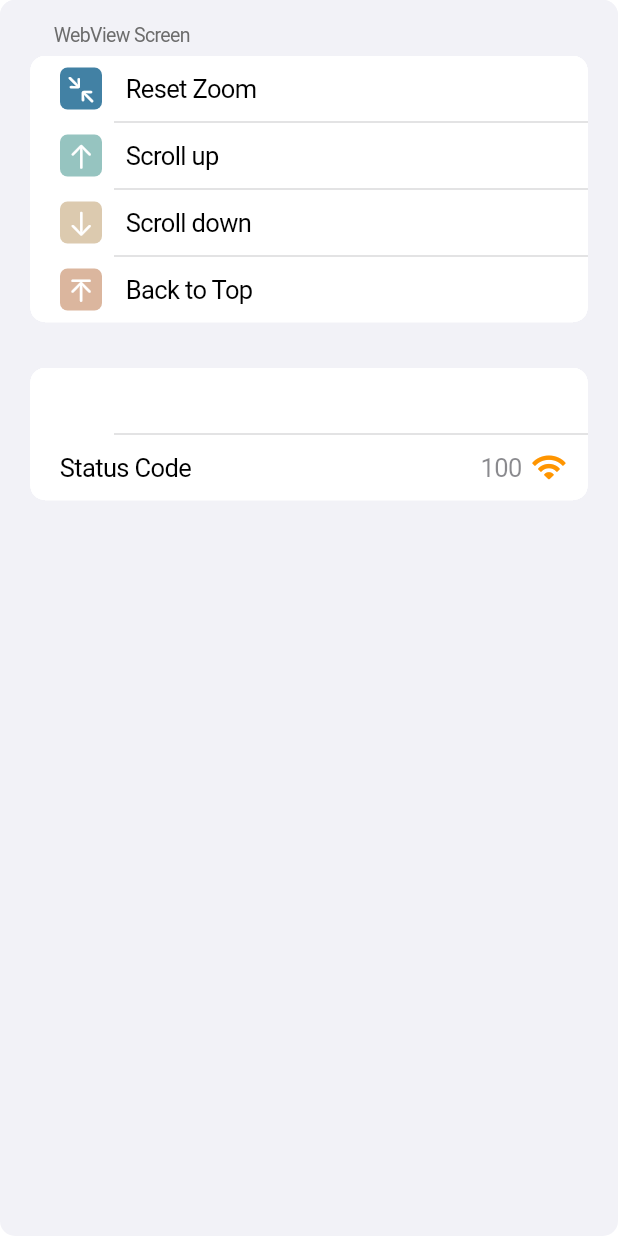
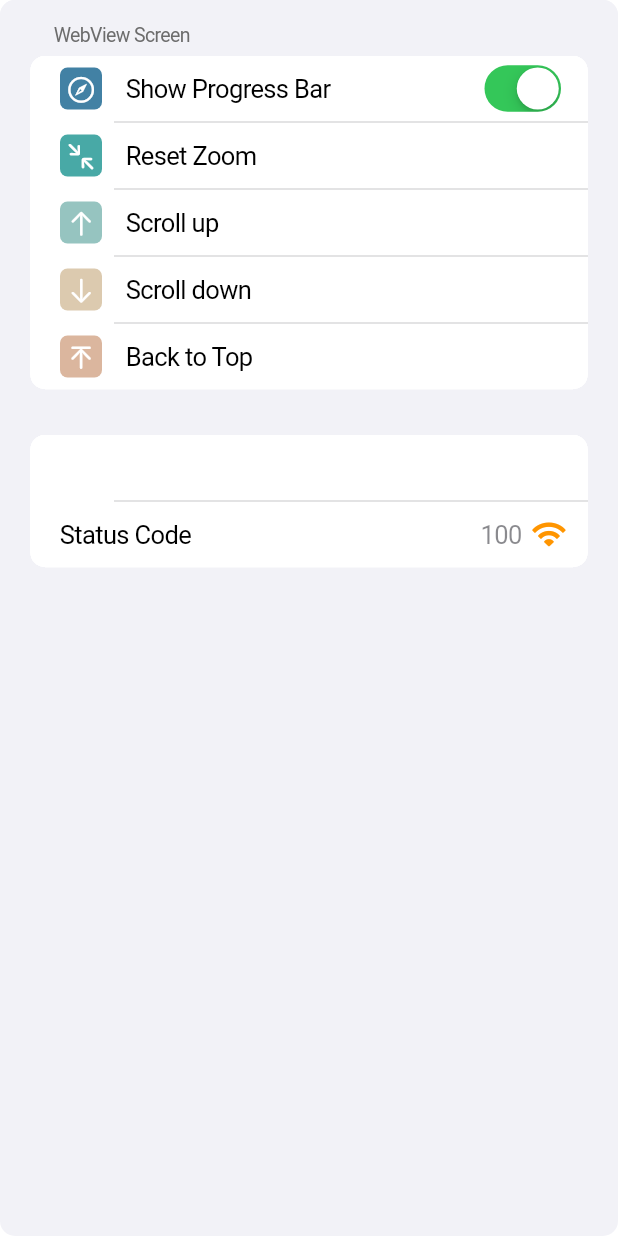
Before and after one commit to andychucs/conning_tower, a Flutter app: the WebInfoPage screen opened directly, on a phone screen of 412 x 824 dp. Run offline on Flutter 3.47's test engine with Material 3 defaults, Android fonts, the phone set to English and light mode, and no system bars; drawn by our look-alikes of toastification; our stand-ins replace auto_size_text, carousel_slider, csv, device_info_plus, easy_debounce, file_picker and 22 more; missing offline and left inert: flutter_inappwebview, photo_manager, pointer_interceptor, pull_down_button, rank_icons; accounts and stored records are empty; generated files the repository leaves out were written again; network calls fail; statements that could not run were skipped.

Commit message:
feat: add webview progress bar settings

```diff
--- a/lib/l10n/intl_en.arb
+++ b/lib/l10n/intl_en.arb
@@ -502,6 +502,8 @@
   "@SettingsReset": {},
   "SettingsScreenOrientation": "Change Screen Orientation",
   "@SettingsScreenOrientation": {},
+  "SettingsShouldShowWebViewProgressBar": "Show Progress Bar",
+  "@SettingsShouldShowWebViewProgressBar": {},
   "ShipData": "Ship Data",
   "@ShipData": {},
   "ShortTextAll": "All",
--- a/lib/l10n/intl_ja.arb
+++ b/lib/l10n/intl_ja.arb
@@ -502,6 +502,8 @@
   "@SettingsReset": {},
   "SettingsScreenOrientation": "画面の向きを設定する",
   "@SettingsScreenOrientation": {},
+  "SettingsShouldShowWebViewProgressBar": "進捗バーを表示する",
+  "@SettingsShouldShowWebViewProgressBar": {},
   "ShipData": "艦船データ",
   "@ShipData": {},
   "ShortTextAll": "全",
--- a/lib/l10n/intl_zh_Hans.arb
+++ b/lib/l10n/intl_zh_Hans.arb
@@ -502,6 +502,8 @@
   "@SettingsReset": {},
   "SettingsScreenOrientation": "屏幕方向设置",
   "@SettingsScreenOrientation": {},
+  "SettingsShouldShowWebViewProgressBar": "显示进度条",
+  "@SettingsShouldShowWebViewProgressBar": {},
   "ShipData": "舰船数据",
   "@ShipData": {},
   "ShortTextAll": "全",
--- a/lib/l10n/intl_zh_Hant.arb
+++ b/lib/l10n/intl_zh_Hant.arb
@@ -502,6 +502,8 @@
   "@SettingsReset": {},
   "SettingsScreenOrientation": "屏幕方向設置",
   "@SettingsScreenOrientation": {},
+  "SettingsShouldShowWebViewProgressBar": "顯示進度條",
+  "@SettingsShouldShowWebViewProgressBar": {},
   "ShipData": "艦艇資料",
   "@ShipData": {},
   "ShortTextAll": "全",
--- a/lib/pages/dashboard_pages/web_info_page.dart
+++ b/lib/pages/dashboard_pages/web_info_page.dart
@@ -65,9 +65,21 @@ class _WebInfoState extends ConsumerState<WebInfoPage> {
                         S.of(context).ToolTitleGameScreen),
                     children: [
                       CupertinoListTile(
+                        title: Text(S.of(context).SettingsShouldShowWebViewProgressBar),
+                        leading: const DummyIcon(
+                            color: AppColor.cerulean,
+                            icon: CupertinoIcons.compass),
+                        trailing: CupertinoSwitch(
+                            value: ref.watch(settingsProvider).webViewProgressBar,
+                            onChanged: (value) async {
+                              HapticFeedback.heavyImpact();
+                              ref.watch(settingsProvider.notifier).setBool("webViewProgressBar", value);
+                            }),
+                      ),
+                      CupertinoListTile(
                         title: Text(S.of(context).TextResetZoom),
                         leading: const DummyIcon(
-                            color: AppColor.cerulean,
+                            color: AppColor.verdigris,
                             icon:
                                 CupertinoIcons.arrow_down_right_arrow_up_left),
                         onTap: () async {
--- a/lib/pages/webview.dart
+++ b/lib/pages/webview.dart
@@ -140,7 +140,7 @@ class AppWebViewState extends ConsumerState<AppWebView> {
                 // print(response);
               },
             ),
-            progress < 1.0
+            progress < 1.0 && settings.webViewProgressBar
                 ? LinearProgressIndicator(
                     value: progress,
                     color: CupertinoColors.systemBlue.resolveFrom(context),
--- a/lib/providers/generatable/settings_provider.dart
+++ b/lib/providers/generatable/settings_provider.dart
@@ -27,6 +27,7 @@ class SettingsState with _$SettingsState {
     required int kancolleListenerType,
     required bool kancolleAutoScrollDownOnLoad,
     required bool useHttpForKancolle,
+    required bool webViewProgressBar,
   }) = _SettingsState;
 
   factory SettingsState.fromJson(Map<String, dynamic> json) =>
@@ -59,6 +60,7 @@ class Settings extends _$Settings {
         localStorage.getBool("kancolleAutoScrollDownOnLoad") ?? false;
     bool useHttpForKancolle =
         localStorage.getBool("useHttpForKancolle") ?? true;
+    bool webViewProgressBar = localStorage.getBool("webViewProgressBar") ?? true;
     return SettingsState(
       dashboardIndex: dashboardIndex,
       kcSparkEmoji: kcSparkEmoji,
@@ -77,6 +79,7 @@ class Settings extends _$Settings {
       kancolleListenerType: kancolleListenerType,
       kancolleAutoScrollDownOnLoad: kancolleAutoScrollDownOnLoad,
       useHttpForKancolle: useHttpForKancolle,
+      webViewProgressBar: webViewProgressBar,
     );
   }
 
```
Also changed, not shown: lib/pages/tools_page.dart (+12 -0 lines), lib/generated/intl/messages_en.dart, lib/generated/intl/messages_ja.dart, lib/generated/intl/messages_zh-Hans.dart, lib/generated/intl/messages_zh-Hant.dart, lib/generated/l10n.dart.
